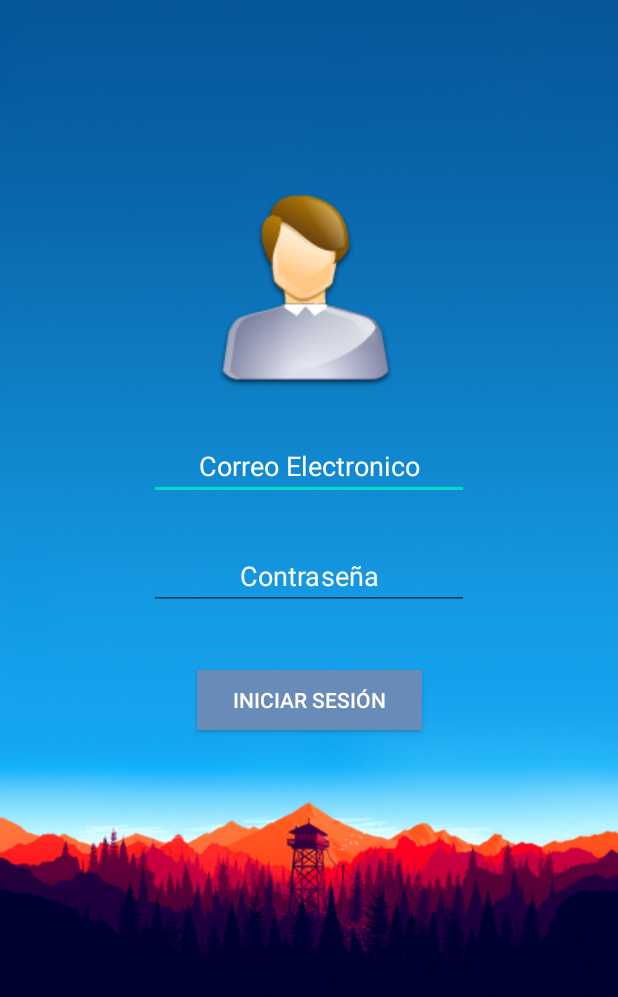
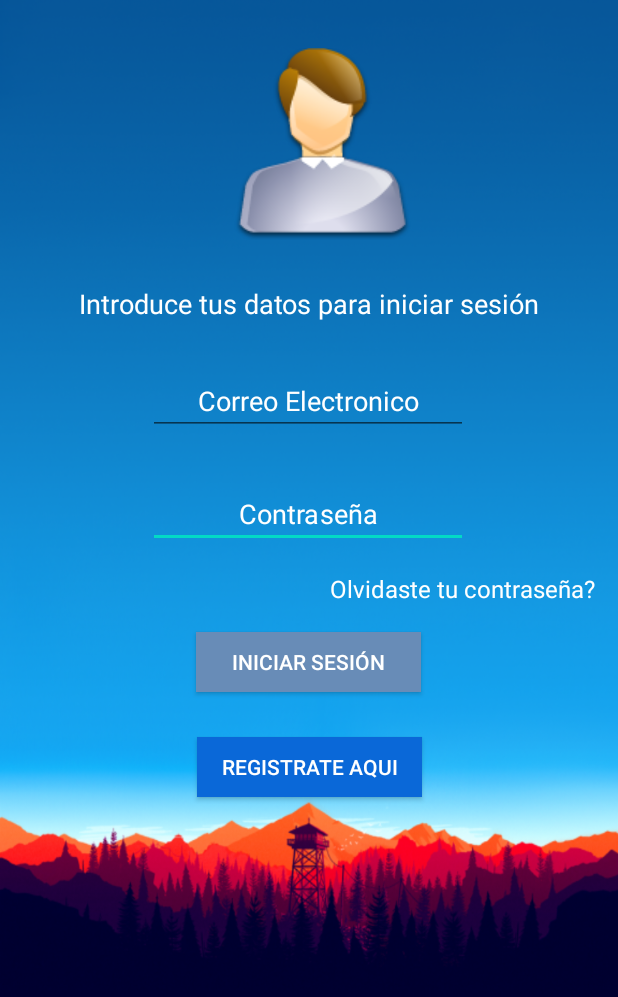
Before and after one commit to OmarHerrera97/MensajeriaInstantanea, an Android app: the screen it shows after launch (LoginActivity), after a tap on "INICIAR SESIÓN", on a phone screen of 412 x 824 dp. Shown: the top 997 px of the screen. Run offline under Robolectric (Android 15) with nearby library versions, the phone set to English and light mode, and no system bars; our stand-ins replace Firebase (no records; nobody signed in at launch, a user with empty details on screens opened directly).

```diff
--- a/app/src/main/AndroidManifest.xml
+++ b/app/src/main/AndroidManifest.xml
@@ -1,6 +1,7 @@
 <?xml version="1.0" encoding="utf-8"?>
 <manifest xmlns:android="http://schemas.android.com/apk/res/android"
     package="com.uisrael.mensajeriainstantanea">
+    <uses-permission android:name="android.permission.INTERNET"/>
 
     <application
         android:allowBackup="true"
@@ -9,7 +10,8 @@
         android:roundIcon="@mipmap/ic_launcher_round"
         android:supportsRtl="true"
         android:theme="@style/AppTheme">
-        <activity android:name=".LoginActivity"></activity>
+        <activity android:name=".MessageActivity"></activity>
+        <activity android:name=".LoginActivity" />
         <activity android:name=".StartActivity" />
         <activity android:name=".RegisterActivity" />
         <activity android:name=".MainActivity">
--- a/app/src/main/java/com/uisrael/mensajeriainstantanea/Fragments/UsersFragment.java
+++ b/app/src/main/java/com/uisrael/mensajeriainstantanea/Fragments/UsersFragment.java
@@ -55,8 +55,6 @@ public class UsersFragment extends Fragment {
                 mUsers.clear();
                 for (DataSnapshot snapshot : dataSnapshot.getChildren()) {
                     User user = snapshot.getValue(User.class);
-                    assert firebaseUser != null;
-                    assert user != null;
                     if (!firebaseUser.getUid().equals(user.getId())) {
                         mUsers.add(user);
                     }
--- a/app/src/main/java/com/uisrael/mensajeriainstantanea/LoginActivity.java
+++ b/app/src/main/java/com/uisrael/mensajeriainstantanea/LoginActivity.java
@@ -5,22 +5,37 @@ import androidx.appcompat.app.AppCompatActivity;
 
 import android.app.Activity;
 import android.content.Intent;
+import android.media.Image;
 import android.os.Bundle;
 import android.text.TextUtils;
+import android.util.Log;
 import android.view.View;
 import android.widget.Button;
 import android.widget.EditText;
+import android.widget.ImageView;
 import android.widget.Toast;
 
+import com.google.android.gms.auth.api.Auth;
+import com.google.android.gms.auth.api.signin.GoogleSignIn;
+import com.google.android.gms.auth.api.signin.GoogleSignInAccount;
+import com.google.android.gms.auth.api.signin.GoogleSignInClient;
+import com.google.android.gms.auth.api.signin.GoogleSignInOptions;
+import com.google.android.gms.common.SignInButton;
+import com.google.android.gms.common.api.ApiException;
 import com.google.android.gms.tasks.OnCompleteListener;
 import com.google.android.gms.tasks.Task;
+import com.google.firebase.auth.AuthCredential;
 import com.google.firebase.auth.AuthResult;
 import com.google.firebase.auth.FirebaseAuth;
+import com.google.firebase.auth.FirebaseUser;
+import com.google.firebase.auth.GoogleAuthProvider;
 
 public class LoginActivity extends Activity {
     EditText email, password;
     Button btnLogin;
-FirebaseAuth auth;
+    FirebaseAuth auth;
+
+
     @Override
     protected void onCreate(Bundle savedInstanceState) {
         super.onCreate(savedInstanceState);
@@ -28,8 +43,10 @@ FirebaseAuth auth;
         email = findViewById(R.id.email);
         password = findViewById(R.id.password);
         btnLogin = findViewById(R.id.btnLogin);
+        //Añadido
 
-        auth = FirebaseAuth.getInstance();
+
+
 
         btnLogin.setOnClickListener(new View.OnClickListener() {
             @Override
@@ -37,19 +54,19 @@ FirebaseAuth auth;
                 String txtemail = email.getText().toString();
                 String txtpassword = password.getText().toString();
 
-                if(TextUtils.isEmpty(txtemail) || TextUtils.isEmpty(txtpassword)){
+                if (TextUtils.isEmpty(txtemail) || TextUtils.isEmpty(txtpassword)) {
                     Toast.makeText(LoginActivity.this, "Debe llenar todo los campos", Toast.LENGTH_SHORT).show();
-                }else{
-                    auth.signInWithEmailAndPassword(txtemail,txtpassword)
+                } else {
+                    auth.signInWithEmailAndPassword(txtemail, txtpassword)
                             .addOnCompleteListener(new OnCompleteListener<AuthResult>() {
                                 @Override
                                 public void onComplete(@NonNull Task<AuthResult> task) {
-                                    if(task.isSuccessful()){
-                                        Intent intent = new Intent(LoginActivity.this,StartActivity.class);
+                                    if (task.isSuccessful()) {
+                                        Intent intent = new Intent(LoginActivity.this, StartActivity.class);
                                         intent.addFlags(Intent.FLAG_ACTIVITY_CLEAR_TASK | Intent.FLAG_ACTIVITY_NEW_TASK);
                                         startActivity(intent);
                                         finish();
-                                    }else{
+                                    } else {
                                         Toast.makeText(LoginActivity.this, "No se pudo iniciar sesion", Toast.LENGTH_SHORT).show();
                                     }
                                 }
@@ -58,4 +75,6 @@ FirebaseAuth auth;
             }
         });
     }
+
+
 }
--- a/app/src/main/java/com/uisrael/mensajeriainstantanea/MainActivity.java
+++ b/app/src/main/java/com/uisrael/mensajeriainstantanea/MainActivity.java
@@ -12,40 +12,16 @@ import com.google.firebase.auth.FirebaseAuth;
 import com.google.firebase.auth.FirebaseUser;
 
 public class MainActivity extends Activity {
-Button login,register;
-    FirebaseUser firebaseUser;
 
-    @Override
-    protected void onStart() {
-        super.onStart();
-        firebaseUser = FirebaseAuth.getInstance().getCurrentUser();
-        if(firebaseUser!=null){
-            Intent i = new Intent(MainActivity.this,StartActivity.class);
-            startActivity(i);
-            finish();
-        }
-    }
 
     @Override
     protected void onCreate(Bundle savedInstanceState) {
         super.onCreate(savedInstanceState);
         setContentView(R.layout.activity_main);
-        login = findViewById(R.id.login);
-        register = findViewById(R.id.register);
-        login.setOnClickListener(new View.OnClickListener() {
-            @Override
-            public void onClick(View v) {
-                Intent intent = new Intent(MainActivity.this,LoginActivity.class);
-                startActivity(intent);
-            }
-        });
+    }
 
-        register.setOnClickListener(new View.OnClickListener() {
-            @Override
-            public void onClick(View v) {
-                Intent intent = new Intent(MainActivity.this,RegisterActivity.class);
-                startActivity(intent);
-            }
-        });
+    public void login(View view){
+        startActivity(new Intent(MainActivity.this, LoginActivity.class));
+
     }
 }
--- a/app/src/main/java/com/uisrael/mensajeriainstantanea/Models/User.java
+++ b/app/src/main/java/com/uisrael/mensajeriainstantanea/Models/User.java
@@ -1,7 +1,7 @@
 package com.uisrael.mensajeriainstantanea.Models;
 
 public class User {
-    private String id;
+    private String id ="IAQijEFIJVVJjwXwMk8tXgpWNyL2";
     private String  username;
     private String imageURL;
 
--- a/app/src/main/java/com/uisrael/mensajeriainstantanea/StartActivity.java
+++ b/app/src/main/java/com/uisrael/mensajeriainstantanea/StartActivity.java
@@ -97,7 +97,7 @@ public class StartActivity extends AppCompatActivity {
 
             case R.id.cerrarsesion:
                 FirebaseAuth.getInstance().signOut();
-                startActivity(new Intent(StartActivity.this, LoginActivity.class));
+                startActivity(new Intent(StartActivity.this, MainActivity.class));
                 finish();
                 return  true;
         }
--- a/app/src/main/res/layout/activity_login.xml
+++ b/app/src/main/res/layout/activity_login.xml
@@ -7,17 +7,59 @@
     android:background="@drawable/fondo"
     tools:context=".LoginActivity">
 
+    <TextView
+        android:id="@+id/tvResetPassword"
+        android:layout_width="wrap_content"
+        android:layout_height="wrap_content"
+        android:layout_marginStart="210dp"
+        android:layout_marginLeft="210dp"
+        android:layout_marginTop="16dp"
+        android:text="Olvidaste tu contraseña?"
+        android:textColor="#fff"
+        android:textSize="16sp"
+        app:layout_constraintEnd_toEndOf="parent"
+        app:layout_constraintHorizontal_bias="0.384"
+        app:layout_constraintStart_toStartOf="parent"
+        app:layout_constraintTop_toBottomOf="@+id/password" />
+
     <Button
-        android:id="@+id/btnLogin"
+        android:id="@+id/button"
         android:layout_width="150dp"
         android:layout_height="40dp"
-        android:layout_marginTop="40dp"
-        android:text="Iniciar Sesión"
-        android:background="#688CB7"
+        android:layout_marginTop="30dp"
+        android:background="#0A68D8"
+        android:text="Registrate Aqui"
         android:textColor="#fff"
         app:layout_constraintEnd_toEndOf="parent"
         app:layout_constraintStart_toStartOf="parent"
-        app:layout_constraintTop_toBottomOf="@+id/password" />
+        app:layout_constraintTop_toBottomOf="@+id/btnLogin" />
+
+    <TextView
+        android:id="@+id/textView2"
+        android:layout_width="wrap_content"
+        android:layout_height="wrap_content"
+        android:layout_marginTop="30dp"
+        android:text="Introduce tus datos para iniciar sesión"
+        android:textColor="#fff"
+        android:textSize="18sp"
+        app:layout_constraintEnd_toEndOf="parent"
+        app:layout_constraintStart_toStartOf="parent"
+        app:layout_constraintTop_toBottomOf="@+id/imageView2" />
+
+    <EditText
+        android:id="@+id/password"
+        android:layout_width="wrap_content"
+        android:layout_height="wrap_content"
+        android:layout_marginTop="30dp"
+        android:ems="10"
+        android:gravity="center"
+        android:hint="Contraseña"
+        android:inputType="textPersonName"
+        android:textColorHint="#fff"
+        app:layout_constraintEnd_toEndOf="parent"
+        app:layout_constraintHorizontal_bias="0.497"
+        app:layout_constraintStart_toStartOf="parent"
+        app:layout_constraintTop_toBottomOf="@+id/email" />
 
     <EditText
         android:id="@+id/email"
@@ -30,30 +72,31 @@
         android:inputType="textPersonName"
         android:textColorHint="#fff"
         app:layout_constraintEnd_toEndOf="parent"
+        app:layout_constraintHorizontal_bias="0.497"
         app:layout_constraintStart_toStartOf="parent"
-        app:layout_constraintTop_toBottomOf="@+id/imageView2" />
+        app:layout_constraintTop_toBottomOf="@+id/textView2" />
 
-    <EditText
-        android:id="@+id/password"
-        android:layout_width="wrap_content"
-        android:layout_height="wrap_content"
-        android:layout_marginTop="28dp"
-        android:ems="10"
-        android:gravity="center"
-        android:textColorHint="#fff"
-        android:hint="Contraseña"
-        android:inputType="textPersonName"
+    <Button
+        android:id="@+id/btnLogin"
+        android:layout_width="150dp"
+        android:layout_height="40dp"
+        android:layout_marginTop="56dp"
+        android:background="#688CB7"
+        android:text="Iniciar Sesión"
+        android:textColor="#fff"
         app:layout_constraintEnd_toEndOf="parent"
+        app:layout_constraintHorizontal_bias="0.498"
         app:layout_constraintStart_toStartOf="parent"
-        app:layout_constraintTop_toBottomOf="@+id/email" />
+        app:layout_constraintTop_toBottomOf="@+id/password" />
 
     <ImageView
         android:id="@+id/imageView2"
         android:layout_width="wrap_content"
         android:layout_height="wrap_content"
-        android:layout_marginTop="130dp"
+        android:layout_marginTop="32dp"
         android:src="@drawable/sesion"
         app:layout_constraintEnd_toEndOf="parent"
+        app:layout_constraintHorizontal_bias="0.54"
         app:layout_constraintStart_toStartOf="parent"
         app:layout_constraintTop_toTopOf="parent" />
 
--- a/app/src/main/res/layout/activity_main.xml
+++ b/app/src/main/res/layout/activity_main.xml
@@ -25,6 +25,7 @@
         android:layout_height="50dp"
         android:layout_marginTop="30dp"
         android:background="#0A68D8"
+        android:onClick="login"
         android:text="Iniciar Sesión"
         android:textColor="#fff"
         app:layout_constraintEnd_toEndOf="parent"
--- a/build.gradle
+++ b/build.gradle
@@ -8,7 +8,7 @@ buildscript {
 
     }
     dependencies {
-        classpath 'com.android.tools.build:gradle:3.6.3'
+        classpath 'com.android.tools.build:gradle:4.0.0'
         classpath 'com.google.gms:google-services:4.3.3'
 
 
```
Also changed, not shown: app/build.gradle (+6 -5 lines), app/src/main/java/com/uisrael/mensajeriainstantanea/Adapters/UserAdapter.java (+14 -4 lines), app/src/main/java/com/uisrael/mensajeriainstantanea/MessageActivity.java (added, +97 -0 lines), app/src/main/java/com/uisrael/mensajeriainstantanea/RegisterActivity.java (+22 -15 lines), app/src/main/res/drawable-anydpi/ic_action_name.xml (added, +11 -0 lines), app/src/main/res/layout/activity_message.xml (added, +75 -0 lines), app/src/main/res/drawable-hdpi/ic_action_name.png (added), app/src/main/res/drawable-mdpi/ic_action_name.png (added), app/src/main/res/drawable-xhdpi/ic_action_name.png (added), app/src/main/res/drawable-xxhdpi/ic_action_name.png (added), gradle/wrapper/gradle-wrapper.properties.
